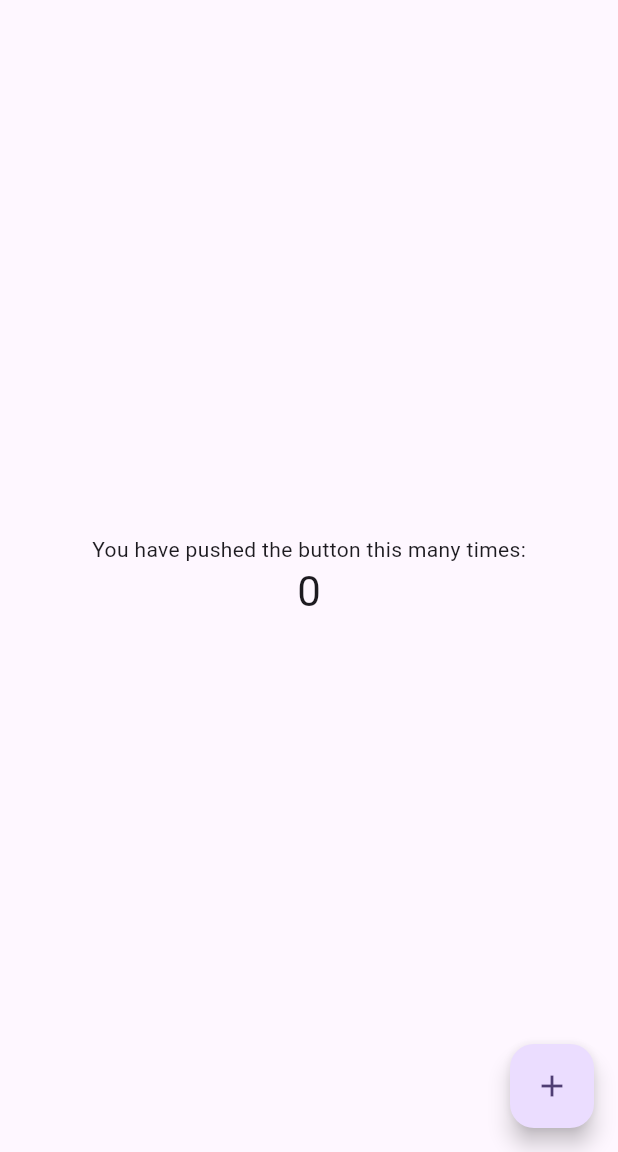
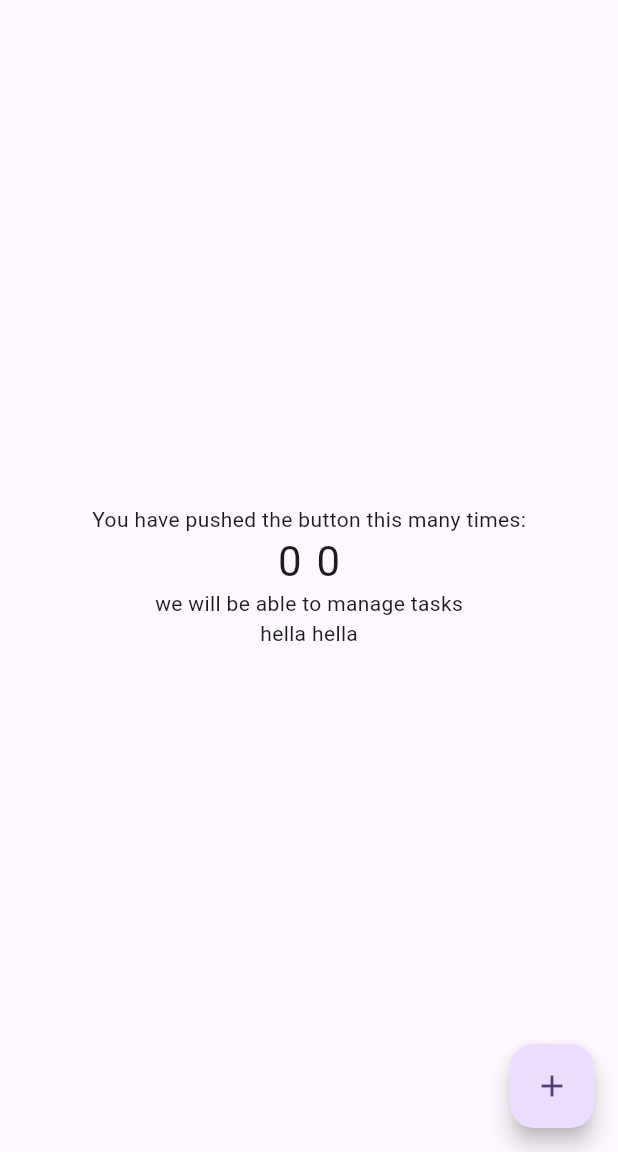
Before and after one commit to Emekaony/Manage-Your-Tasks, a Flutter app: the screen it shows after launch, on a phone screen of 412 x 824 dp, the part 84-1236 px from its top. Run offline on Flutter 3.47's test engine with Material 3 defaults, Android fonts, the phone set to English and light mode, and no system bars.

Commit message:
Initial commit

```diff
--- a/lib/main.dart
+++ b/lib/main.dart
@@ -108,10 +108,24 @@ class _MyHomePageState extends State<MyHomePage> {
             const Text(
               'You have pushed the button this many times:',
             ),
-            Text(
-              '$_counter',
-              style: Theme.of(context).textTheme.headlineMedium,
+            Row(
+              mainAxisAlignment: MainAxisAlignment.center,
+              children: [
+                Text(
+                  '$_counter',
+                  style: Theme.of(context).textTheme.headlineMedium,
+                ),
+                const SizedBox(
+                  width: 10,
+                ),
+                Text(
+                  '$_counter',
+                  style: Theme.of(context).textTheme.headlineMedium,
+                ),
+              ],
             ),
+            const Text("we will be able to manage tasks"),
+            const Text("hella hella"),
           ],
         ),
       ),
```
Also changed, not shown: 1 other file.
